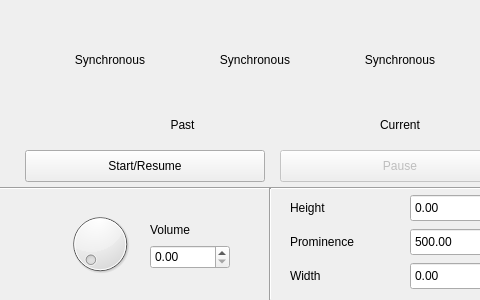
The window that cardio_audio_sleep/commands/gui.ui (fcbg-platforms/eeg-cardio-audio-sleep) describes before a commit, drawn with Qt 5; both pictures show x 0 to 480 and y 0 to 300 of the 800 by 300 pixel window.
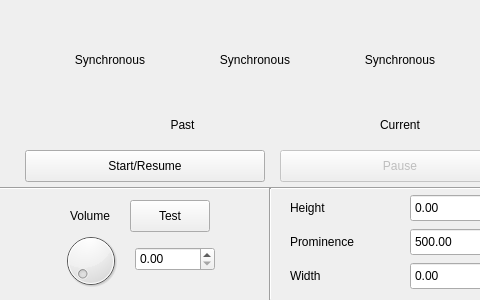
The same window after the commit.

Commit message: add button to test sound volume

What changed in the file:
```diff
--- a/cardio_audio_sleep/commands/gui.ui
+++ b/cardio_audio_sleep/commands/gui.ui
@@ -463,10 +463,10 @@
    <widget class="QDial" name="dial_volume">
     <property name="geometry">
      <rect>
-      <x>65</x>
-      <y>210</y>
-      <width>70</width>
-      <height>68</height>
+      <x>60</x>
+      <y>230</y>
+      <width>61</width>
+      <height>61</height>
      </rect>
     </property>
     <property name="sizePolicy">
@@ -501,10 +501,10 @@
    <widget class="QLabel" name="volume">
     <property name="geometry">
      <rect>
-      <x>150</x>
-      <y>215</y>
+      <x>60</x>
+      <y>200</y>
       <width>60</width>
-      <height>30</height>
+      <height>32</height>
      </rect>
     </property>
     <property name="sizePolicy">
@@ -516,12 +516,15 @@
     <property name="text">
      <string>Volume</string>
     </property>
+    <property name="alignment">
+     <set>Qt::AlignCenter</set>
+    </property>
    </widget>
    <widget class="QDoubleSpinBox" name="doubleSpinBox_volume">
     <property name="geometry">
      <rect>
-      <x>150</x>
-      <y>245</y>
+      <x>135</x>
+      <y>247</y>
       <width>80</width>
       <height>24</height>
      </rect>
@@ -536,6 +539,19 @@
      <double>100.000000000000000</double>
     </property>
    </widget>
+   <widget class="QPushButton" name="pushButton">
+    <property name="geometry">
+     <rect>
+      <x>130</x>
+      <y>200</y>
+      <width>80</width>
+      <height>32</height>
+     </rect>
+    </property>
+    <property name="text">
+     <string>Test</string>
+    </property>
+   </widget>
   </widget>
  </widget>
  <resources/>
```
The commit also changes 1 other file.
